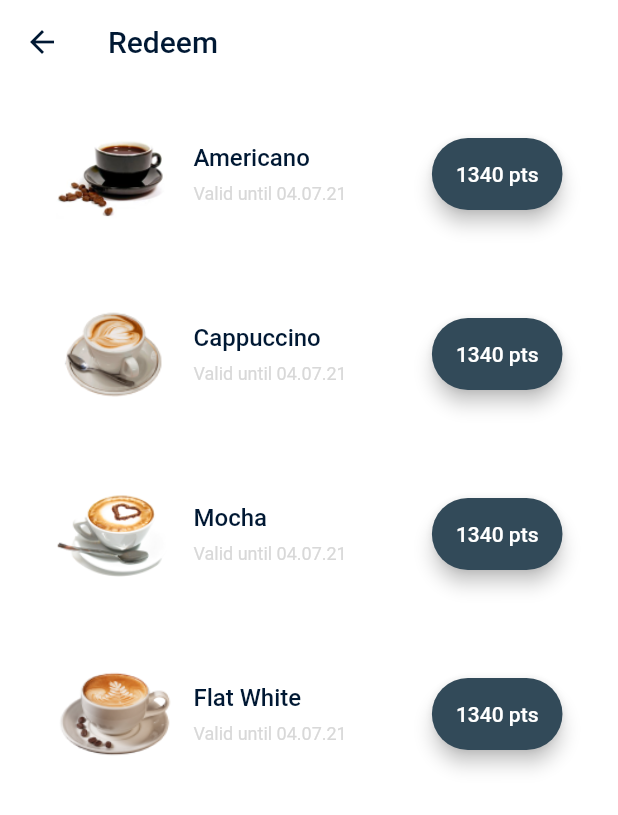
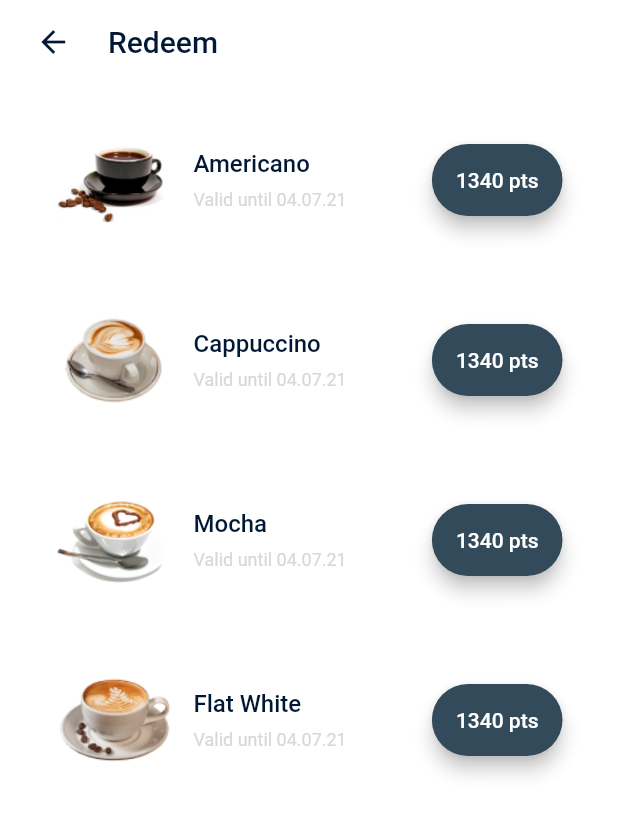
Before and after one commit to JhansiA/coffee_delivery_app, a Flutter app: the screen it shows after launch, item 2 of the bottom bar chosen, after a tap on "Redeem drinks", on a phone screen of 412 x 824 dp. Shown: the top 815 px of the screen. Run offline on Flutter 3.47's test engine with Material 2 defaults, Android fonts, the phone set to English and light mode, and no system bars; our stand-ins replace badges.

Commit message:
created reuseable appbar widget

```diff
--- /dev/null
+++ b/lib/components/appbar.dart
@@ -0,0 +1,61 @@
+import 'package:coffee_delivery_app/constants.dart';
+import 'package:flutter/material.dart';
+
+class AppBarWithLeadingAndTitle extends StatelessWidget
+    implements PreferredSizeWidget {
+  AppBarWithLeadingAndTitle({
+    Key? key,
+    required this.title,
+    this.actions,
+  }) : super(key: key);
+  final String title;
+  List<Widget>? actions;
+  @override
+  Widget build(BuildContext context) {
+    return AppBar(
+      automaticallyImplyLeading: false,
+      backgroundColor: Colors.transparent,
+      elevation: 0.0,
+      titleTextStyle: const TextStyle(
+          color: kPrimaryTextColor, fontSize: 20, fontWeight: FontWeight.w500),
+      leading: Padding(
+        padding: const EdgeInsets.only(left: 15.0),
+        child: IconButton(
+            onPressed: () {
+              Navigator.pop(context);
+            },
+            icon: const Icon(Icons.arrow_back, color: kPrimaryTextColor)),
+      ),
+      title: Text(title),
+      actions: actions,
+    );
+  }
+
+  @override
+  Size get preferredSize => const Size.fromHeight(60);
+}
+
+class AppBarWithTitle extends StatelessWidget implements PreferredSizeWidget {
+  AppBarWithTitle({
+    Key? key,
+    required this.title,
+    this.actions,
+  }) : super(key: key);
+  final String title;
+  List<Widget>? actions;
+  @override
+  Widget build(BuildContext context) {
+    return AppBar(
+      automaticallyImplyLeading: false,
+      backgroundColor: Colors.transparent,
+      elevation: 0.0,
+      titleTextStyle: const TextStyle(
+          color: kPrimaryTextColor, fontSize: 20, fontWeight: FontWeight.w500),
+      title: Text(title),
+      actions: actions,
+    );
+  }
+
+  @override
+  Size get preferredSize => const Size.fromHeight(60);
+}
--- a/lib/screens/rewards/components/redeemdrinks_page.dart
+++ b/lib/screens/rewards/components/redeemdrinks_page.dart
@@ -1,5 +1,6 @@
 // ignore_for_file: file_names
 
+import 'package:coffee_delivery_app/components/appbar.dart';
 import 'package:coffee_delivery_app/components/rounded_button.dart';
 import 'package:coffee_delivery_app/constants.dart';
 import 'package:coffee_delivery_app/models/product.dart';
@@ -14,21 +15,7 @@ class RedeemDrinks extends StatelessWidget {
   Widget build(BuildContext context) {
     return Scaffold(
       backgroundColor: kDefaultBackgroundColor,
-      appBar: AppBar(
-        automaticallyImplyLeading: false,
-        backgroundColor: Colors.transparent,
-        elevation: 0.0,
-        titleTextStyle: const TextStyle(
-            color: kPrimaryTextColor,
-            fontSize: 20,
-            fontWeight: FontWeight.w500),
-        leading: IconButton(
-            onPressed: () {
-              Navigator.pop(context);
-            },
-            icon: const Icon(Icons.arrow_back, color: kPrimaryTextColor)),
-        title: const Text('Redeem'),
-      ),
+      appBar: AppBarWithLeadingAndTitle(title: 'Redeem'),
       body: Padding(
         padding: const EdgeInsets.symmetric(horizontal: 25),
         child: ListView.builder(
--- a/lib/screens/rewards/rewards_page.dart
+++ b/lib/screens/rewards/rewards_page.dart
@@ -1,3 +1,4 @@
+import 'package:coffee_delivery_app/components/appbar.dart';
 import 'package:coffee_delivery_app/constants.dart';
 import 'package:coffee_delivery_app/screens/home_page/components/loyalty_card.dart';
 import 'package:flutter/material.dart';
@@ -12,16 +13,8 @@ class MyRewards extends StatelessWidget {
     return Scaffold(
       // extendBody: true,
       backgroundColor: kDefaultBackgroundColor,
-      appBar: AppBar(
-        automaticallyImplyLeading: false,
-        backgroundColor: Colors.transparent,
-        elevation: 0.0,
-        titleTextStyle: const TextStyle(
-            color: kPrimaryTextColor,
-            fontSize: 20,
-            fontWeight: FontWeight.w500),
-        title: const Text('Rewards'),
-      ),
+      appBar: AppBarWithTitle(title: 'Rewards'),
+
       body: SafeArea(
         bottom: false,
         child: Column(
```
Also changed, not shown: lib/screens/cart_details/cart_page.dart (+2 -13 lines), lib/screens/cart_details/components/delivery_address.dart (+6 -5 lines), lib/screens/order_details/order_page.dart (+4 -14 lines), lib/screens/profile/profile_screen.dart (+2 -18 lines).
